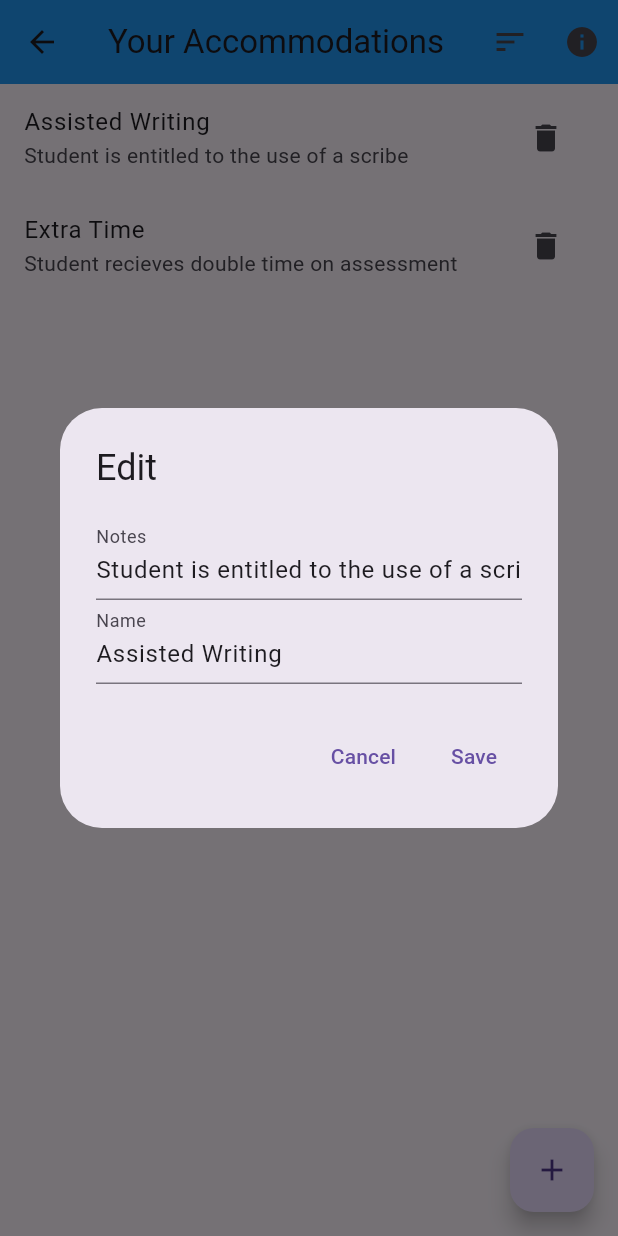
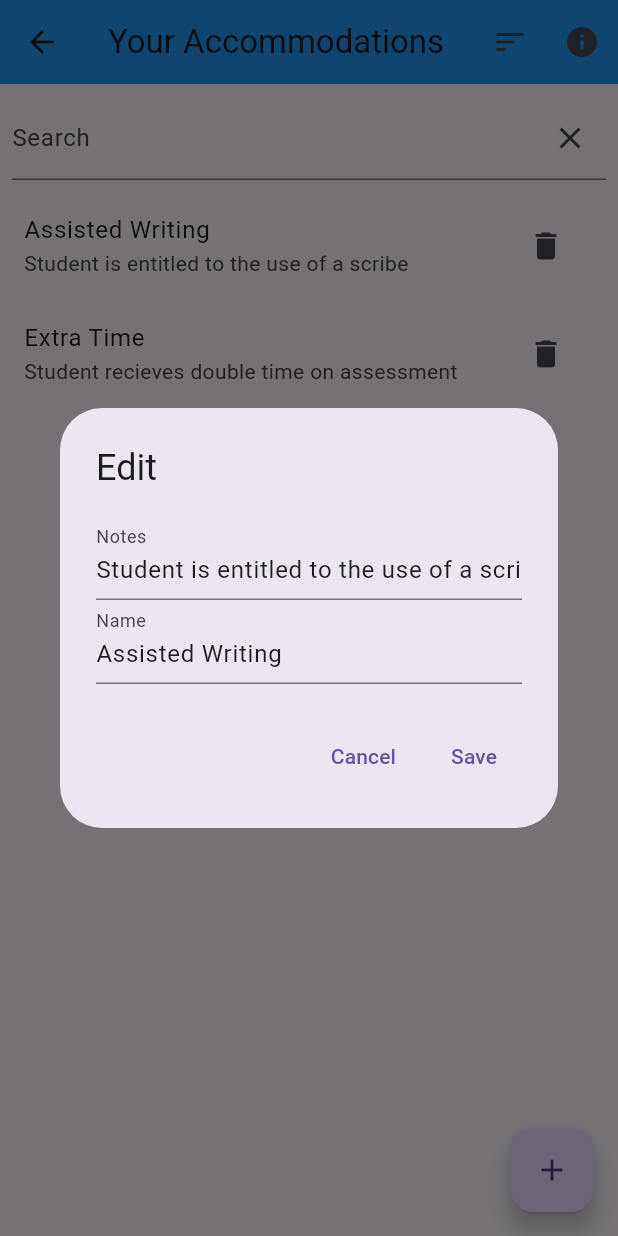
Before and after one commit to CSCI4100U/mobile-group-project-2023-sitrus, a Flutter app: the ViewAccommodations screen opened directly, after a tap on "Assisted Writing", on a phone screen of 412 x 824 dp. Run offline on Flutter 3.47's test engine with Material 2 defaults, Android fonts, the phone set to English and light mode, and no system bars; our stand-ins replace cloud_firestore, firebase_auth, firebase_core, flutter_local_notifications, go_router, google_fonts and 2 more; missing offline and left inert: firebase_ui_auth; accounts and stored records are empty.

Commit message:
Update accommodations_list_page.dart
Added Search Bar

```diff
--- a/student_helper_app/lib/pages/accommodations_list_page.dart
+++ b/student_helper_app/lib/pages/accommodations_list_page.dart
@@ -13,6 +13,9 @@ import 'accommodations_add_page.dart';
 enum SortOrder { byName, byDate }
 
 SortOrder _currentSortOrder = SortOrder.byName;
+
+TextEditingController _searchController = TextEditingController();
+
 
 class ViewAccommodations extends StatefulWidget {
   @override
@@ -64,9 +67,32 @@ class ViewAccommodationsState extends State<ViewAccommodations> {
               _showExplanationPopup(context);
             },
           ),
+
         ],
       ),
-      body: ListView.builder(
+      body: Column(
+        children: [
+          Padding(
+            padding: const EdgeInsets.all(8.0),
+            child: TextField(
+              controller: _searchController,
+              decoration: InputDecoration(
+                labelText: 'Search',
+                suffixIcon: IconButton(
+                  icon: Icon(Icons.clear),
+                  onPressed: () {
+                    _searchController.clear();
+                    _refreshList(); // Reset the list when clearing the search
+                  },
+                ),
+              ),
+              onChanged: (value) {
+                _filterAccommodations(value);
+              },
+            ),
+          ),
+          Expanded(
+            child: ListView.builder(
               itemCount: _accommodations.length,
               itemBuilder: (context, index) {
                 return ListTile(
@@ -82,8 +108,9 @@ class ViewAccommodationsState extends State<ViewAccommodations> {
                     },
                   ),
                 );
-        },
-      ),
+              },),),],),
+
+
       floatingActionButton: FloatingActionButton(
         onPressed: () {
           print ("Add button printed");
@@ -229,5 +256,18 @@ class ViewAccommodationsState extends State<ViewAccommodations> {
       },
     );
   }
+  //---------------------------------------------------------------------------
+  void _filterAccommodations(String query) {
+    List<Accommodation> filteredList = _accommodations
+        .where((accommodation) =>
+    accommodation.name!.toLowerCase().contains(query.toLowerCase()) ||
+        accommodation.desc!.toLowerCase().contains(query.toLowerCase()))
+        .toList();
+
+    setState(() {
+      _accommodations = filteredList;
+    });
+  }
+
 
 }
```
Lines whose indentation alone changed are shown as unchanged.
